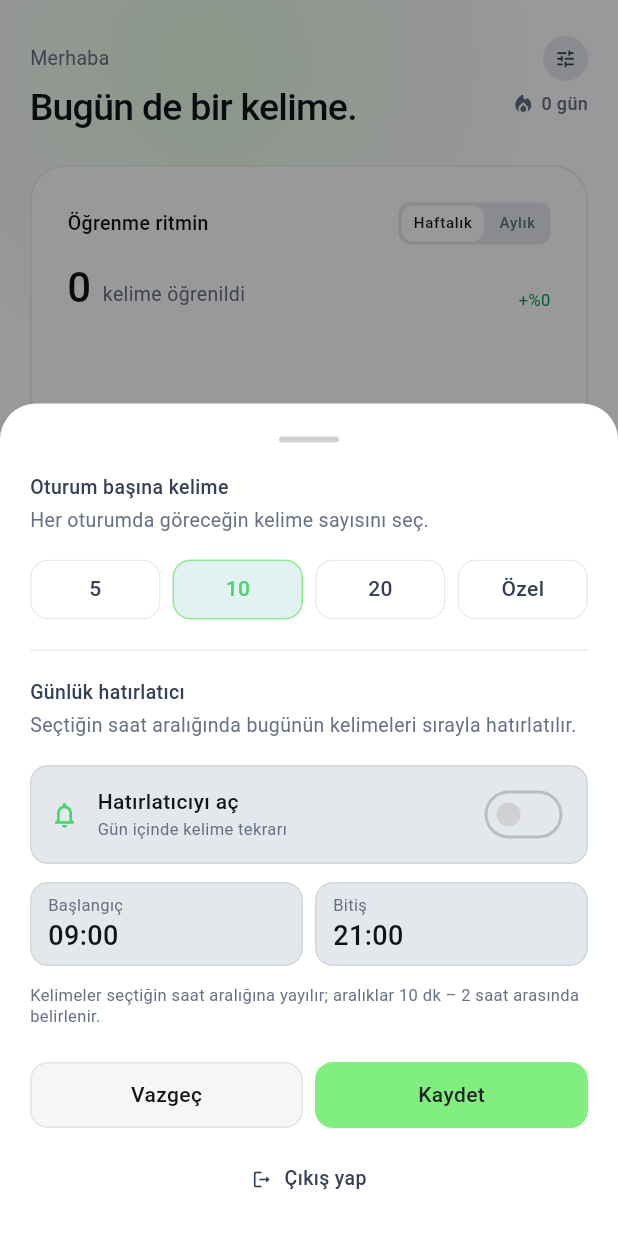
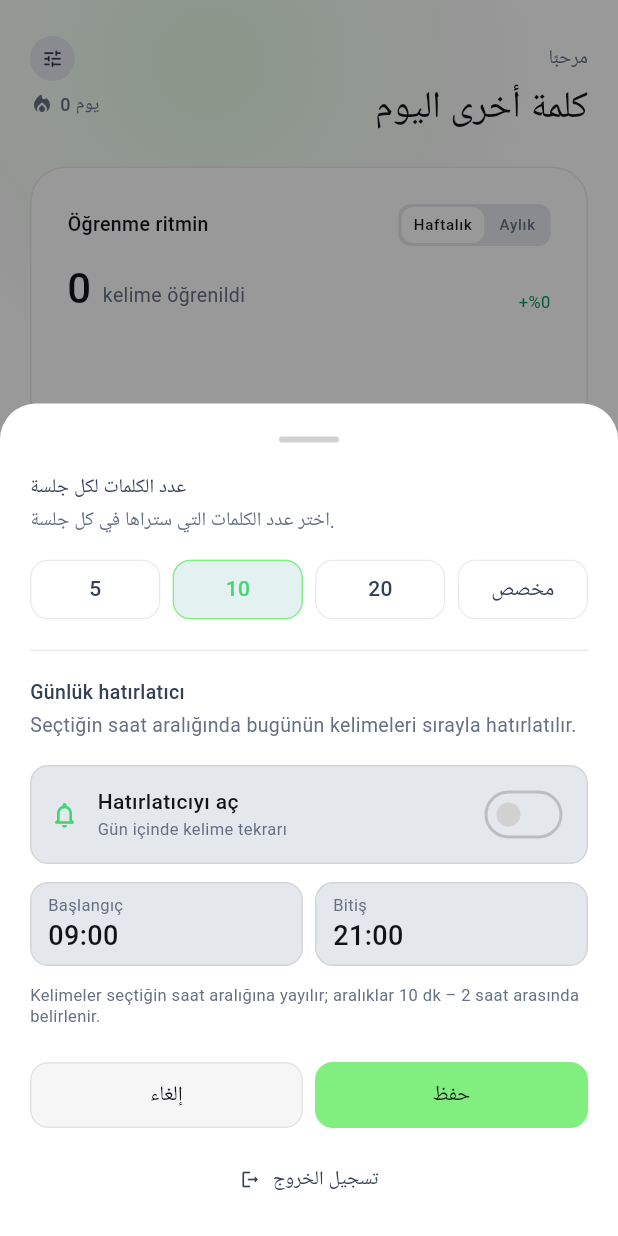
Before and after one commit to Tamimswid/word-learn, a Flutter app: the screen it shows once a user with an empty profile is signed in, after a tap on the "tune" icon, on a phone screen of 412 x 824 dp. Run offline on Flutter 3.47's test engine with Material 3 defaults, Android fonts, the phone set to English and light mode, and no system bars; our stand-ins replace dartz, flutter_bloc, flutter_dotenv, flutter_local_notifications, flutter_svg, flutter_timezone and 9 more; missing offline and left inert: hotkey_manager, launch_at_startup, screen_retriever, tray_manager, window_manager; accounts and stored records are empty; network calls fail; Roboto replaces fonts that are missing (Tajawal).

Commit message:
feat(l10n): ana panel metinlerini Arapçaya çevir

```diff
--- a/lib/features/home_dashboard/data/data_sources/supabase_home_data_source.dart
+++ b/lib/features/home_dashboard/data/data_sources/supabase_home_data_source.dart
@@ -13,7 +13,7 @@ class SupabaseHomeDataSource implements HomeDataSource {
   final AppSupabaseClient _data;
 
   static const Failure _sessionFailure = Failure(
-    'Oturumunuz sona erdi. Lütfen tekrar giriş yapın.',
+    'انتهت جلستك. يرجى تسجيل الدخول مرة أخرى.',
     type: FailureType.authentication,
   );
 
@@ -87,13 +87,13 @@ class SupabaseHomeDataSource implements HomeDataSource {
 
       if (result is num) return Right(result.toInt());
 
-      return const Left(Failure('Günlük giriş sayısı alınamadı.'));
+      return const Left(Failure('تعذر الحصول على عدد تسجيلات الدخول اليومي.'));
     } catch (error, stackTrace) {
       return Left(
         SupabaseErrorHandler.map(
           error,
           stackTrace: stackTrace,
-          fallbackMessage: 'Günlük giriş sayısı güncellenemedi.',
+          fallbackMessage: 'تعذر تحديث عدد تسجيلات الدخول اليومي.',
         ),
       );
     }
--- a/lib/features/home_dashboard/data/models/home_snapshot.dart
+++ b/lib/features/home_dashboard/data/models/home_snapshot.dart
@@ -64,20 +64,20 @@ class HomeSnapshot {
   static const int defaultSessionSize = 10;
 
   static const List<String> weekdayLabels = <String>[
-    'Pzt',
-    'Sal',
-    'Çar',
-    'Per',
-    'Cum',
-    'Cmt',
-    'Paz',
+    'إث',
+    'ثل',
+    'أر',
+    'خم',
+    'جم',
+    'سب',
+    'أح',
   ];
 
   static const List<String> weekLabels = <String>[
-    '1. Hf',
-    '2. Hf',
-    '3. Hf',
-    '4. Hf',
+    'أ١',
+    'أ٢',
+    'أ٣',
+    'أ٤',
   ];
 
   factory HomeSnapshot.zero() {
--- a/lib/features/home_dashboard/presentation/pages/home_page.dart
+++ b/lib/features/home_dashboard/presentation/pages/home_page.dart
@@ -47,7 +47,7 @@ class _HomeViewState extends State<_HomeView> {
       backgroundColor: AppColors.background,
       floatingActionButton: FloatingActionButton(
         onPressed: () => _addWord(context),
-        tooltip: 'Kelime ekle',
+        tooltip: 'إضافة كلمة',
         child: const Icon(Icons.add_rounded),
       ),
       body: AppAnimatedBackground(
@@ -117,7 +117,7 @@ class _HomeViewState extends State<_HomeView> {
         SnackBar(
           content: Text(failure.message),
           action: SnackBarAction(
-            label: 'Tekrar dene',
+            label: 'إعادة المحاولة',
             onPressed: () => context.read<HomeCubit>().load(),
           ),
         ),
@@ -142,14 +142,14 @@ class _HomeViewState extends State<_HomeView> {
       _showMessage(
         context,
         failure?.message ??
-            'Oturum başına ${result.sessionSize} kelime olarak kaydedildi.',
+            'تم حفظ عدد ${result.sessionSize} كلمة لكل جلسة.',
       );
       if (failure == null) _syncReminders();
       return;
     }
 
     if (result.reminderSaved) {
-      _showMessage(context, 'Günlük hatırlatıcı güncellendi.');
+      _showMessage(context, 'تم تحديث التذكير اليومي.');
     }
   }
 
--- a/lib/features/home_dashboard/presentation/sheets/home_settings_sheet.dart
+++ b/lib/features/home_dashboard/presentation/sheets/home_settings_sheet.dart
@@ -133,7 +133,7 @@ class _HomeSettingsSheetState extends State<HomeSettingsSheet> {
                   const SizedBox(height: AppSpacing.lg),
                   Center(
                     child: AppButton(
-                      label: 'Çıkış yap',
+                      label: 'تسجيل الخروج',
                       icon: const Icon(Icons.logout_rounded),
                       variant: AppButtonVariant.ghost,
                       size: AppButtonSize.small,
@@ -243,7 +243,7 @@ class _SheetActions extends StatelessWidget {
       children: [
         Expanded(
           child: AppButton(
-            label: 'Vazgeç',
+            label: 'إلغاء',
             variant: AppButtonVariant.secondary,
             expanded: true,
             onPressed: isSaving ? null : onCancel,
@@ -251,7 +251,7 @@ class _SheetActions extends StatelessWidget {
         ),
         Expanded(
           child: AppButton(
-            label: 'Kaydet',
+            label: 'حفظ',
             expanded: true,
             isLoading: isSaving,
             onPressed: isSaving || !canSave ? null : onSave,
--- a/lib/features/home_dashboard/presentation/widgets/home_header.dart
+++ b/lib/features/home_dashboard/presentation/widgets/home_header.dart
@@ -19,7 +19,7 @@ class HomeHeader extends StatelessWidget {
 
   @override
   Widget build(BuildContext context) {
-    final greeting = greetingName.isEmpty ? 'Merhaba' : 'Merhaba, $greetingName';
+    final greeting = greetingName.isEmpty ? 'مرحبًا' : '$greetingName,مرحبًا';
 
     return Column(
       crossAxisAlignment: CrossAxisAlignment.start,
@@ -56,7 +56,7 @@ class HomeHeader extends StatelessWidget {
         // ),
         const SizedBox(height: AppSpacing.md),
         Row(
-          crossAxisAlignment: CrossAxisAlignment.end,
+          crossAxisAlignment: CrossAxisAlignment.start,
           children: [
             Expanded(
               child: Column(
@@ -65,27 +65,25 @@ class HomeHeader extends StatelessWidget {
                   Row(
                     mainAxisAlignment: MainAxisAlignment.spaceBetween,
                     children: [
-                      Text(greeting, style: AppTypography.bodySmall.copyWith(color: AppColors.mutedForeground)),
                       AppIconButton(
                         icon: const Icon(Icons.tune_rounded),
-                        tooltip: 'Ayarlar',
+                        tooltip: 'الإعدادات',
                         onPressed: onOpenSettings,
                       ),
+                      Text(greeting, style: AppTypography.bodySmall.copyWith(color: AppColors.mutedForeground)),
                     ],
                   ),
                   const SizedBox(height: AppSpacing.xxs),
                   Row(
                     mainAxisAlignment: MainAxisAlignment.spaceBetween,
                     children: [
-                      Text(
-                        'Bugün de bir kelime.',
-                        style: AppTypography.headingMedium.copyWith(color: AppColors.foreground),
-                      ),
-
-                      const SizedBox(width: AppSpacing.md),
                       Padding(
                         padding: const EdgeInsets.only(bottom: AppSpacing.xs),
-                        child: StreakIndicator(days: streakDays, label: '$dailyLoginCount gün'),
+                        child: StreakIndicator(days: streakDays, label: '$dailyLoginCount يوم'),
+                      ),
+                      Text(
+                        'كلمة أخرى اليوم',
+                        style: AppTypography.headingMedium.copyWith(color: AppColors.foreground),
                       ),
                     ],
                   ),
--- a/lib/features/home_dashboard/presentation/widgets/quick_practice_section.dart
+++ b/lib/features/home_dashboard/presentation/widgets/quick_practice_section.dart
@@ -15,23 +15,23 @@ class QuickPracticeSection extends StatelessWidget {
 
   static const List<QuickPracticeLevel> _levels = <QuickPracticeLevel>[
     QuickPracticeLevel(
-      label: 'Süper hızlı',
-      duration: '5–10 sn',
+      label: 'فائق السرعة',
+      duration: '5–10 ث',
       iconAsset: AppAssets.practiceFast,
     ),
     QuickPracticeLevel(
-      label: 'Kolay',
-      duration: '15–20 sn',
+      label: 'سهل',
+      duration: '15–20 ث',
       iconAsset: AppAssets.practiceEasy,
     ),
     QuickPracticeLevel(
-      label: 'Orta',
-      duration: '20–30 sn',
+      label: 'متوسط',
+      duration: '20–30 ث',
       iconAsset: AppAssets.practiceMedium,
     ),
     QuickPracticeLevel(
-      label: 'Zor',
-      duration: '30–45 sn',
+      label: 'صعب',
+      duration: '30–45 ث',
       iconAsset: AppAssets.practiceHard,
     ),
   ];
@@ -45,7 +45,7 @@ class QuickPracticeSection extends StatelessWidget {
           children: [
             Expanded(
               child: Text(
-                'Hızlı alıştırma',
+                'تدريب سريع',
                 style: AppTypography.labelMedium.copyWith(
                   color: AppColors.foreground,
                 ),
@@ -56,7 +56,7 @@ class QuickPracticeSection extends StatelessWidget {
               child: const Row(
                 mainAxisSize: MainAxisSize.min,
                 children: [
-                  Text('Tümü'),
+                  Text('الكل'),
                   SizedBox(width: AppSpacing.xs),
                   Icon(Icons.arrow_forward_rounded, size: AppSpacing.lg),
                 ],
--- a/lib/features/home_dashboard/presentation/widgets/session_size_section.dart
+++ b/lib/features/home_dashboard/presentation/widgets/session_size_section.dart
@@ -36,8 +36,8 @@ class SessionSizeSection extends StatelessWidget {
       crossAxisAlignment: CrossAxisAlignment.stretch,
       children: [
         const AppSectionHeader(
-          title: 'Oturum başına kelime',
-          description: 'Her oturumda göreceğin kelime sayısını seç.',
+          title: 'عدد الكلمات لكل جلسة',
+          description: 'اختر عدد الكلمات التي ستراها في كل جلسة.',
         ),
         const SizedBox(height: AppSpacing.lg),
         Row(
@@ -50,7 +50,7 @@ class SessionSizeSection extends StatelessWidget {
                 onTap: () => onSelectPreset(value),
               ),
             _SizeOption(
-              label: 'Özel',
+              label: 'مخصص',
               isSelected: isCustom,
               onTap: onSelectCustom,
             ),
@@ -67,7 +67,7 @@ class SessionSizeSection extends StatelessWidget {
             decoration: InputDecoration(
               hintText: '$minWords–$maxWords',
               errorText: invalid
-                  ? '$minWords ile $maxWords arasında bir sayı gir.'
+                  ? 'أدخل رقمًا بين $minWords و $maxWords.'
                   : null,
             ),
             onChanged: onCustomChanged,
```
